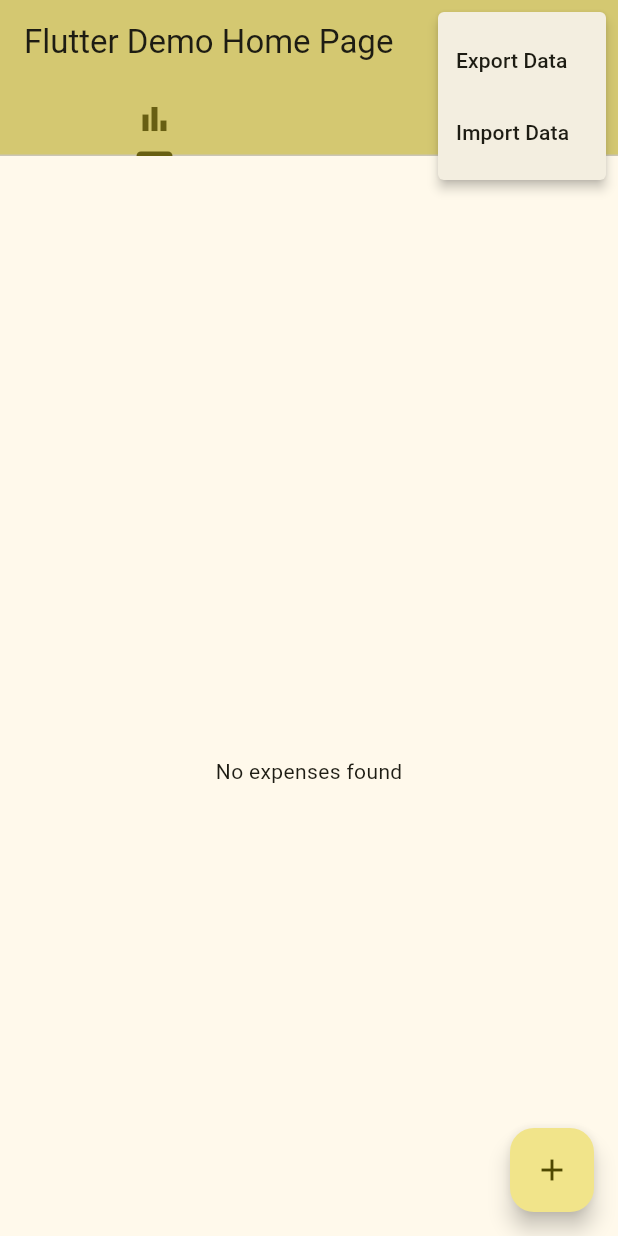
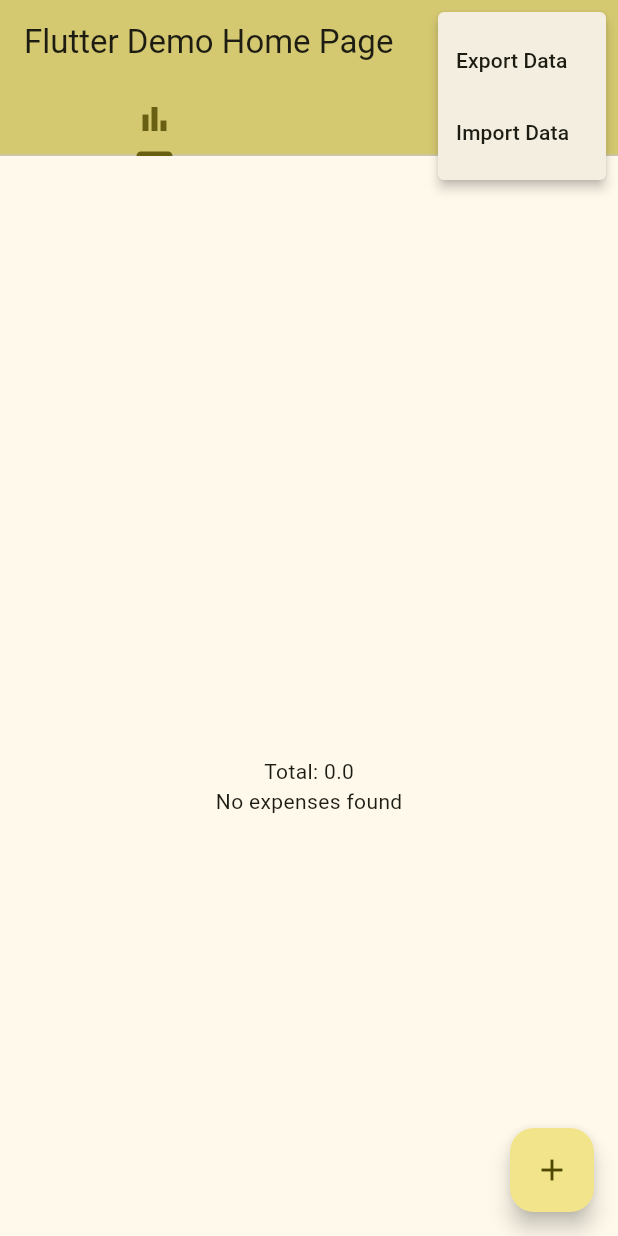
Before and after one commit to franciscoaguirre/expense-tracker, a Flutter app: the screen it shows after launch, after a tap on the "more vert" icon, on a phone screen of 412 x 824 dp. Run offline on Flutter 3.47's test engine with Material 3 defaults, Android fonts, the phone set to English and light mode, and no system bars; drawn by our look-alikes of fl_chart; our stand-ins replace csv, file_picker, sqflite; accounts and stored records are empty.

Commit message:
Fix chart showing all expenses

```diff
--- a/lib/expense_with_category.dart
+++ b/lib/expense_with_category.dart
@@ -39,6 +39,21 @@ Future<List<ExpenseWithCategory>> getAllExpensesWithCategories(
   return results.map((map) => ExpenseWithCategory.fromMap(map)).toList();
 }
 
+Future<double> getTotalSpent(sqflite.Database? db, int? categoryId) async {
+  final actualDb = db ?? await openDatabase();
+  final result = categoryId == null
+      ? await actualDb.rawQuery("SELECT SUM(amount) AS total FROM expenses")
+      : await actualDb.rawQuery('''
+    SELECT SUM(amount) AS total
+    FROM expenses
+    WHERE category_id = ?
+  ''', [categoryId]);
+  double totalAmount = (result.isNotEmpty)
+      ? (result[0]['total'] as num?)?.toDouble() ?? 0.0
+      : 0.0;
+  return totalAmount;
+}
+
 class ExpenseWithCategory {
   final int id;
   final DateTime date;
--- a/lib/main.dart
+++ b/lib/main.dart
@@ -90,6 +90,7 @@ class _MyHomePageState extends State<MyHomePage>
   final ScrollController _scrollController = ScrollController();
   late sqflite.Database db;
   int _expensesOffset = 0;
+  double _totalSpent = 0.0;
 
   @override
   void initState() {
@@ -116,12 +117,14 @@ class _MyHomePageState extends State<MyHomePage>
       _isLoading = true;
     });
 
+    final double totalSpent = await getTotalSpent(db, null);
     final List<ExpenseWithCategory> expensesWithCategories =
         await getExpensesWithCategories(db, _expensesOffset);
     final List<Category> categories = await getCategories(db);
     setState(() {
       _expenses = expensesWithCategories;
       _categories = categories;
+      _totalSpent = totalSpent;
       _isLoading = false;
     });
   }
@@ -237,10 +240,8 @@ class _MyHomePageState extends State<MyHomePage>
           controller: _tabController,
           children: [
             ListView(controller: _scrollController, children: [
-              PieChartView(
-                expenses: _expenses,
-                isLoading: _isLoading,
-              ),
+              const PieChartView(),
+              Center(child: Text("Total: $_totalSpent")),
               ExpensesListView(
                 expenses: _expenses,
                 isLoading: _isLoading,
--- a/lib/pie_chart.dart
+++ b/lib/pie_chart.dart
@@ -1,32 +1,74 @@
 import 'package:flutter/material.dart';
 import 'package:fl_chart/fl_chart.dart';
 
-import 'expense_with_category.dart';
+import 'database.dart';
 
-class PieChartView extends StatelessWidget {
-  final List<ExpenseWithCategory> expenses;
-  final bool isLoading;
-
+class PieChartView extends StatefulWidget {
   const PieChartView({
     super.key,
-    required this.expenses,
-    required this.isLoading,
   });
 
   @override
+  PieChartViewState createState() => PieChartViewState();
+}
+
+class CategoryWithTotal {
+  final String name;
+  final int color;
+  final double total;
+
+  CategoryWithTotal({
+    required this.name,
+    required this.color,
+    required this.total,
+  });
+
+  factory CategoryWithTotal.fromMap(Map<String, dynamic> map) {
+    return CategoryWithTotal(
+      name: map['name'],
+      color: map['color'],
+      total: map['total'],
+    );
+  }
+}
+
+/// Gets all amounts spent, no limit.
+/// Meant for making charts.
+Future<List<CategoryWithTotal>> getAllSpentPerCategory() async {
+  // Your database fetching logic
+  final db = await openDatabase(); // TODO: Reuse database connection from main?
+  final List<Map<String, dynamic>> results = await db.rawQuery('''
+    SELECT SUM(expenses.amount) AS total, categories.name, categories.color
+    FROM expenses
+    INNER JOIN categories ON expenses.category_id = categories.id
+    GROUP BY categories.name
+  ''');
+
+  return results.map((map) => CategoryWithTotal.fromMap(map)).toList();
+}
+
+class PieChartViewState extends State<PieChartView> {
+  List<CategoryWithTotal> _totalSpentPerCategory = [];
+  bool _isLoading = true;
+
+  @override
+  void initState() {
+    super.initState();
+    _loadData();
+  }
+
+  _loadData() async {
+    final spentPerCategory = await getAllSpentPerCategory();
+    setState(() {
+      _totalSpentPerCategory = spentPerCategory;
+      _isLoading = false;
+    });
+  }
+
+  @override
   Widget build(BuildContext context) {
-    if (isLoading) {
+    if (_isLoading) {
       return const Center(child: CircularProgressIndicator());
-    }
-
-    final Map<String, CategoryWithAmount> amountPerCategory = {};
-    for (var expense in expenses) {
-      amountPerCategory[expense.categoryName] = CategoryWithAmount(
-        name: expense.categoryName,
-        amount: (amountPerCategory[expense.categoryName]?.amount ?? 0.0) +
-            expense.amount,
-        color: expense.categoryColor,
-      );
     }
 
     return SizedBox(
@@ -35,15 +77,12 @@ class PieChartView extends StatelessWidget {
             padding: const EdgeInsets.all(64.0),
             child: PieChart(
               PieChartData(
-                sections: amountPerCategory
-                    .map((categoryName, category) => MapEntry(
-                        categoryName,
-                        PieChartSectionData(
-                          value: category.amount,
-                          title: categoryName,
+                sections: _totalSpentPerCategory
+                    .map((category) => PieChartSectionData(
+                          value: category.total,
+                          title: category.name,
                           color: Color(category.color),
-                        )))
-                    .values
+                        ))
                     .toList(),
               ),
             )));
```
